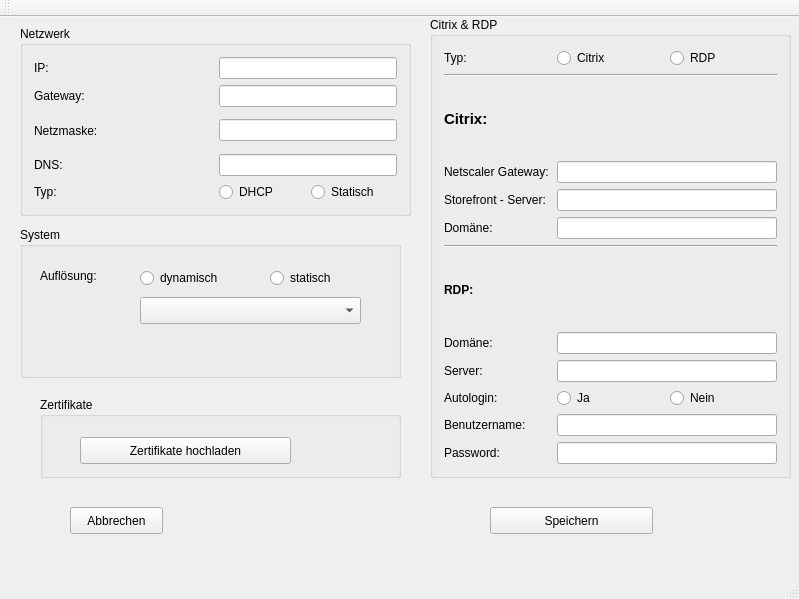
The window that ConfigPage/mainwindow.ui (IT4smart/ConfigurationPage) describes before a commit, drawn with Qt 5.
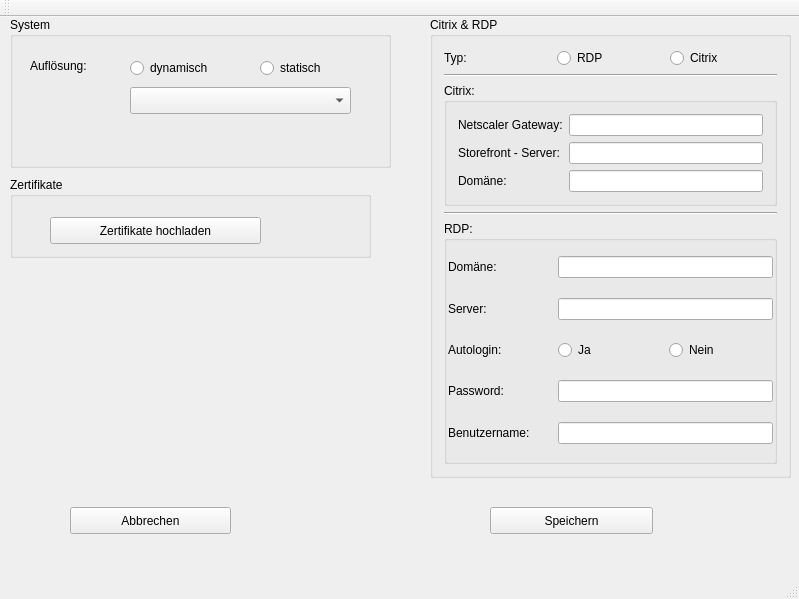
The same window after the commit.

Commit message: remove network settings check if we are on the right platform to set screen resolution

The edit to the form file:
```diff
--- a/ConfigPage/mainwindow.ui
+++ b/ConfigPage/mainwindow.ui
@@ -14,85 +14,6 @@
    <string>Konfiguration ThinClient</string>
   </property>
   <widget class="QWidget" name="centralWidget">
-   <widget class="QGroupBox" name="gbx_network">
-    <property name="enabled">
-     <bool>true</bool>
-    </property>
-    <property name="geometry">
-     <rect>
-      <x>20</x>
-      <y>9</y>
-      <width>391</width>
-      <height>190</height>
-     </rect>
-    </property>
-    <property name="title">
-     <string>Netzwerk</string>
-    </property>
-    <layout class="QGridLayout" name="gridLayout_2">
-     <item row="5" column="0">
-      <widget class="QLabel" name="lbl_dns">
-       <property name="text">
-        <string>DNS:</string>
-       </property>
-      </widget>
-     </item>
-     <item row="1" column="0" colspan="2">
-      <widget class="QLabel" name="lbl_gateway">
-       <property name="text">
-        <string>Gateway:</string>
-       </property>
-      </widget>
-     </item>
-     <item row="0" column="0" colspan="2">
-      <widget class="QLabel" name="lbl_ip">
-       <property name="text">
-        <string>IP:</string>
-       </property>
-      </widget>
-     </item>
-     <item row="6" column="0">
-      <widget class="QLabel" name="lbl_network_type">
-       <property name="text">
-        <string>Typ:</string>
-       </property>
-      </widget>
-     </item>
-     <item row="0" column="2" colspan="2">
-      <widget class="QLineEdit" name="txt_ip"/>
-     </item>
-     <item row="2" column="0" rowspan="2" colspan="2">
-      <widget class="QLabel" name="lbl_netmask">
-       <property name="text">
-        <string>Netzmaske:</string>
-       </property>
-      </widget>
-     </item>
-     <item row="1" column="2" colspan="2">
-      <widget class="QLineEdit" name="txt_gateway"/>
-     </item>
-     <item row="2" column="2" rowspan="2" colspan="2">
-      <widget class="QLineEdit" name="txt_netmask"/>
-     </item>
-     <item row="6" column="3">
-      <widget class="QRadioButton" name="rbn_static">
-       <property name="text">
-        <string>Statisch</string>
-       </property>
-      </widget>
-     </item>
-     <item row="6" column="2">
-      <widget class="QRadioButton" name="rbn_dhcp">
-       <property name="text">
-        <string>DHCP</string>
-       </property>
-      </widget>
-     </item>
-     <item row="5" column="2" colspan="2">
-      <widget class="QLineEdit" name="txt_dns"/>
-     </item>
-    </layout>
-   </widget>
    <widget class="QGroupBox" name="gbx_vdi">
     <property name="geometry">
      <rect>
@@ -106,6 +27,13 @@
      <string>Citrix &amp;&amp; RDP</string>
     </property>
     <layout class="QGridLayout" name="gridLayout_3">
+     <item row="0" column="2">
+      <widget class="QRadioButton" name="rbn_citrix">
+       <property name="text">
+        <string>Citrix</string>
+       </property>
+      </widget>
+     </item>
      <item row="0" column="0">
       <widget class="QLabel" name="lbl_vdi_type">
        <property name="text">
@@ -113,75 +41,6 @@
        </property>
       </widget>
      </item>
-     <item row="13" column="0">
-      <widget class="QLabel" name="lbl_autologin">
-       <property name="text">
-        <string>Autologin:</string>
-       </property>
-      </widget>
-     </item>
-     <item row="13" column="1">
-      <widget class="QRadioButton" name="rbn_autologin_yes">
-       <property name="text">
-        <string>Ja</string>
-       </property>
-      </widget>
-     </item>
-     <item row="4" column="0">
-      <widget class="QLabel" name="lbl_citrix">
-       <property name="font">
-        <font>
-         <pointsize>11</pointsize>
-         <weight>75</weight>
-         <bold>true</bold>
-        </font>
-       </property>
-       <property name="text">
-        <string>Citrix:</string>
-       </property>
-      </widget>
-     </item>
-     <item row="10" column="0">
-      <widget class="QLabel" name="lbl_rdp">
-       <property name="font">
-        <font>
-         <weight>75</weight>
-         <bold>true</bold>
-        </font>
-       </property>
-       <property name="text">
-        <string>RDP:</string>
-       </property>
-      </widget>
-     </item>
-     <item row="12" column="0">
-      <widget class="QLabel" name="lbl_rdp_server">
-       <property name="text">
-        <string>Server:</string>
-       </property>
-      </widget>
-     </item>
-     <item row="15" column="0">
-      <widget class="QLabel" name="lbl_rdp_username">
-       <property name="text">
-        <string>Benutzername:</string>
-       </property>
-      </widget>
-     </item>
-     <item row="5" column="0">
-      <widget class="QLabel" name="lbl_netscaler">
-       <property name="text">
-        <string>Netscaler Gateway:</string>
-       </property>
-      </widget>
-     </item>
-     <item row="8" column="0">
-      <widget class="QLabel" name="lbl_ctx_domain">
-       <property name="text">
-        <string>Domäne:</string>
-       </property>
-      </widget>
-     </item>
      <item row="2" column="0" colspan="3">
       <widget class="Line" name="line">
        <property name="orientation">
@@ -189,90 +48,155 @@
        </property>
       </widget>
      </item>
-     <item row="11" column="0">
-      <widget class="QLabel" name="lbl_rdp_domain">
-       <property name="text">
-        <string>Domäne:</string>
-       </property>
-      </widget>
-     </item>
-     <item row="9" column="0" colspan="3">
+     <item row="8" column="0" colspan="3">
       <widget class="Line" name="line_2">
        <property name="orientation">
         <enum>Qt::Horizontal</enum>
        </property>
       </widget>
      </item>
-     <item row="6" column="0">
-      <widget class="QLabel" name="lbl_storefront">
-       <property name="text">
-        <string>Storefront - Server:</string>
+     <item row="3" column="0" colspan="3">
+      <widget class="QGroupBox" name="gbx_ctx">
+       <property name="title">
+        <string>Citrix:</string>
        </property>
+       <layout class="QGridLayout" name="gridLayout">
+        <item row="0" column="0">
+         <widget class="QLabel" name="lbl_netscaler">
+          <property name="text">
+           <string>Netscaler Gateway:</string>
+          </property>
+         </widget>
+        </item>
+        <item row="1" column="0">
+         <widget class="QLabel" name="lbl_storefront">
+          <property name="text">
+           <string>Storefront - Server:</string>
+          </property>
+         </widget>
+        </item>
+        <item row="0" column="1">
+         <widget class="QLineEdit" name="txt_netscaler">
+          <property name="sizePolicy">
+           <sizepolicy hsizetype="Expanding" vsizetype="Fixed">
+            <horstretch>0</horstretch>
+            <verstretch>0</verstretch>
+           </sizepolicy>
+          </property>
+         </widget>
+        </item>
+        <item row="1" column="1">
+         <widget class="QLineEdit" name="txt_storefront"/>
+        </item>
+        <item row="2" column="0">
+         <widget class="QLabel" name="lbl_ctx_domain">
+          <property name="text">
+           <string>Domäne:</string>
+          </property>
+         </widget>
+        </item>
+        <item row="2" column="1">
+         <widget class="QLineEdit" name="txt_ctx_domain"/>
+        </item>
+       </layout>
       </widget>
      </item>
-     <item row="16" column="0">
-      <widget class="QLabel" name="lbl_rdp_password">
-       <property name="text">
-        <string>Password:</string>
+     <item row="9" column="0" rowspan="3" colspan="3">
+      <widget class="QGroupBox" name="gbx_rdp">
+       <property name="title">
+        <string>RDP:</string>
        </property>
+       <layout class="QGridLayout" name="gridLayout_5">
+        <property name="leftMargin">
+         <number>1</number>
+        </property>
+        <property name="topMargin">
+         <number>1</number>
+        </property>
+        <property name="rightMargin">
+         <number>1</number>
+        </property>
+        <property name="bottomMargin">
+         <number>1</number>
+        </property>
+        <item row="3" column="0">
+         <widget class="QLabel" name="lbl_rdp_server">
+          <property name="text">
+           <string>Server:</string>
+          </property>
+         </widget>
+        </item>
+        <item row="0" column="0">
+         <widget class="QLabel" name="lbl_rdp_domain">
+          <property name="text">
+           <string>Domäne:</string>
+          </property>
+         </widget>
+        </item>
+        <item row="5" column="0">
+         <widget class="QLabel" name="lbl_autologin">
+          <property name="text">
+           <string>Autologin:</string>
+          </property>
+         </widget>
+        </item>
+        <item row="10" column="0">
+         <widget class="QLabel" name="lbl_rdp_username">
+          <property name="text">
+           <string>Benutzername:</string>
+          </property>
+         </widget>
+        </item>
+        <item row="8" column="0">
+         <widget class="QLabel" name="lbl_rdp_password">
+          <property name="text">
+           <string>Password:</string>
+          </property>
+         </widget>
+        </item>
+        <item row="5" column="2">
+         <widget class="QRadioButton" name="rbn_autologin_no">
+          <property name="text">
+           <string>Nein</string>
+          </property>
+         </widget>
+        </item>
+        <item row="5" column="1">
+         <widget class="QRadioButton" name="rbn_autologin_yes">
+          <property name="text">
+           <string>Ja</string>
+          </property>
+         </widget>
+        </item>
+        <item row="0" column="1" colspan="2">
+         <widget class="QLineEdit" name="txt_rdp_domain"/>
+        </item>
+        <item row="10" column="1" colspan="2">
+         <widget class="QLineEdit" name="txt_rdp_username"/>
+        </item>
+        <item row="3" column="1" colspan="2">
+         <widget class="QLineEdit" name="txt_rdp_server"/>
+        </item>
+        <item row="8" column="1" colspan="2">
+         <widget class="QLineEdit" name="txt_rdp_password"/>
+        </item>
+       </layout>
       </widget>
      </item>
      <item row="0" column="1">
-      <widget class="QRadioButton" name="rbn_citrix">
-       <property name="text">
-        <string>Citrix</string>
-       </property>
-      </widget>
-     </item>
-     <item row="0" column="2">
       <widget class="QRadioButton" name="rbn_rdp">
        <property name="text">
         <string>RDP</string>
        </property>
       </widget>
      </item>
-     <item row="13" column="2">
-      <widget class="QRadioButton" name="rbn_autologin_no">
-       <property name="text">
-        <string>Nein</string>
-       </property>
-      </widget>
-     </item>
-     <item row="5" column="1" colspan="2">
-      <widget class="QLineEdit" name="txt_netscaler">
-       <property name="sizePolicy">
-        <sizepolicy hsizetype="Expanding" vsizetype="Fixed">
-         <horstretch>0</horstretch>
-         <verstretch>0</verstretch>
-        </sizepolicy>
-       </property>
-      </widget>
-     </item>
-     <item row="6" column="1" colspan="2">
-      <widget class="QLineEdit" name="txt_storefront"/>
-     </item>
-     <item row="8" column="1" colspan="2">
-      <widget class="QLineEdit" name="txt_ctx_domain"/>
-     </item>
-     <item row="11" column="1" colspan="2">
-      <widget class="QLineEdit" name="txt_rdp_domain"/>
-     </item>
-     <item row="12" column="1" colspan="2">
-      <widget class="QLineEdit" name="txt_rdp_server"/>
-     </item>
-     <item row="15" column="1" colspan="2">
-      <widget class="QLineEdit" name="txt_rdp_username"/>
-     </item>
-     <item row="16" column="1" colspan="2">
-      <widget class="QLineEdit" name="txt_rdp_password"/>
-     </item>
     </layout>
    </widget>
    <widget class="QGroupBox" name="gbx_certificates">
     <property name="geometry">
      <rect>
-      <x>40</x>
-      <y>380</y>
+      <x>10</x>
+      <y>160</y>
       <width>361</width>
       <height>81</height>
      </rect>
@@ -312,7 +236,7 @@
      <rect>
       <x>70</x>
       <y>490</y>
-      <width>93</width>
+      <width>161</width>
       <height>27</height>
      </rect>
     </property>
@@ -323,8 +247,8 @@
    <widget class="QGroupBox" name="gbx_system">
     <property name="geometry">
      <rect>
-      <x>20</x>
-      <y>210</y>
+      <x>10</x>
+      <y>0</y>
       <width>381</width>
       <height>151</height>
      </rect>
```
The commit also changes 5 other files.
